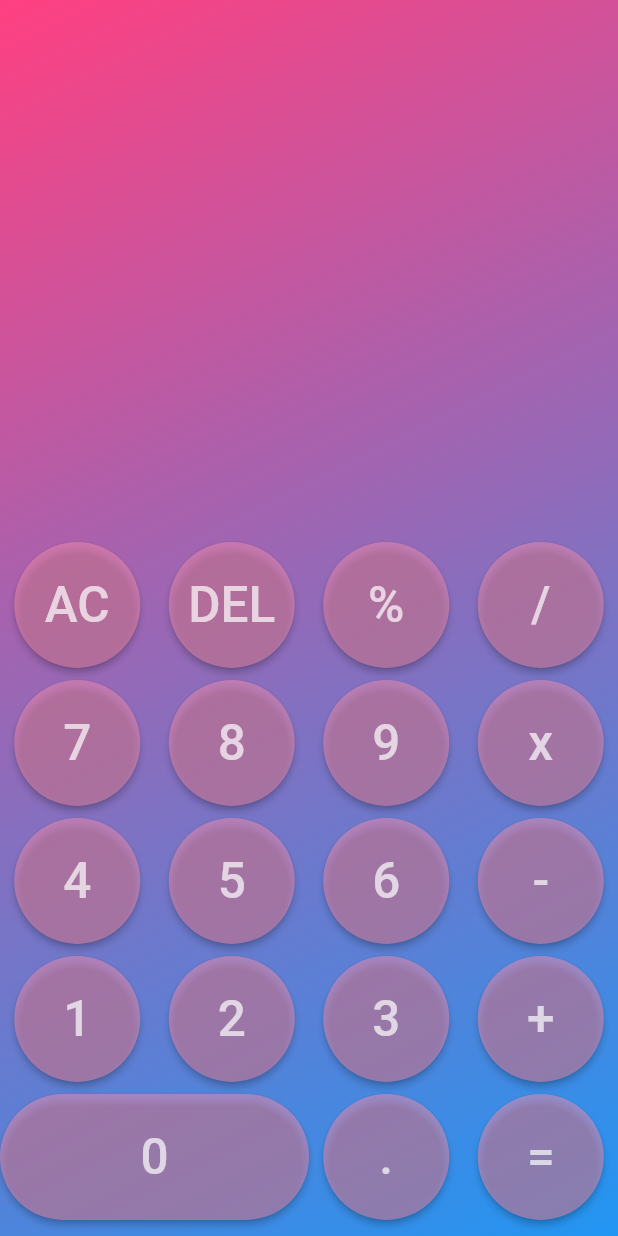
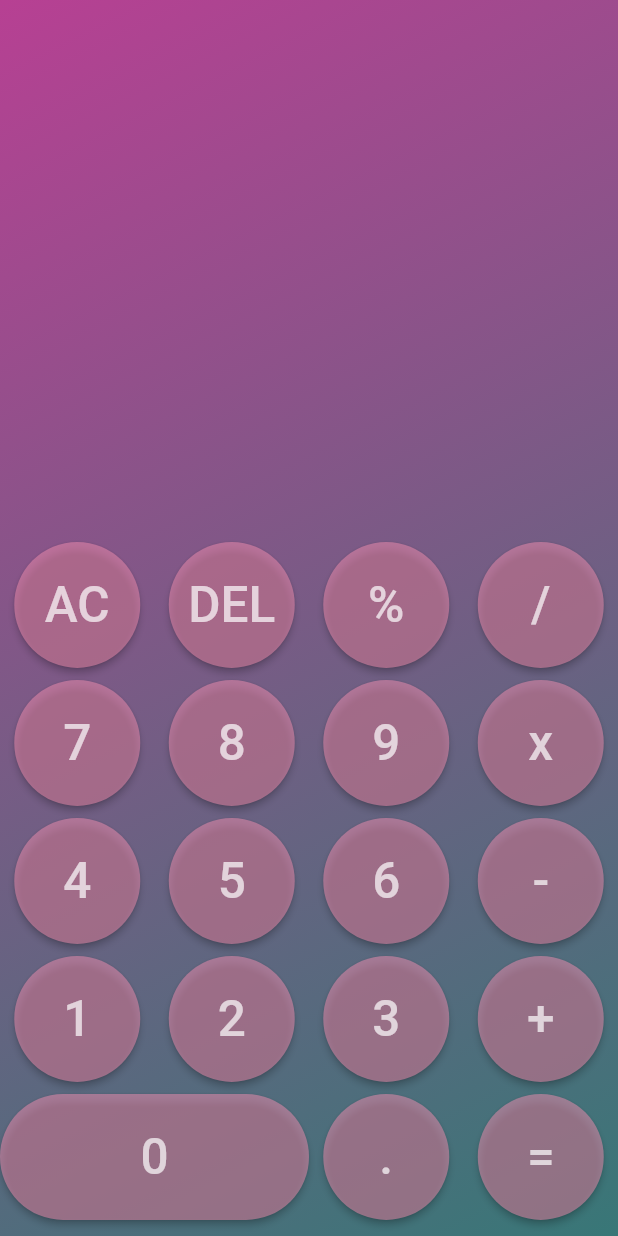
Before and after one commit to Gazelski/calculator-new, a Flutter app: the screen it shows after launch, on a phone screen of 412 x 824 dp. Run offline on Flutter 3.47's test engine with Material 2 defaults, Android fonts, the phone set to English and light mode, and no system bars; our stand-ins replace math_expressions.

Commit message:
hex typed gradient

```diff
--- a/lib/screens/calculator.dart
+++ b/lib/screens/calculator.dart
@@ -177,8 +177,8 @@ class _CalculatorState extends State<Calculator> {
         begin: Alignment.topLeft,
         end: Alignment.bottomRight,
         colors:[
-        Colors.pinkAccent,
-        Colors.blue,
+          Color(0xFFB74093),
+          Color(0xFF387777),
         ],
     )
     ) ,
```
